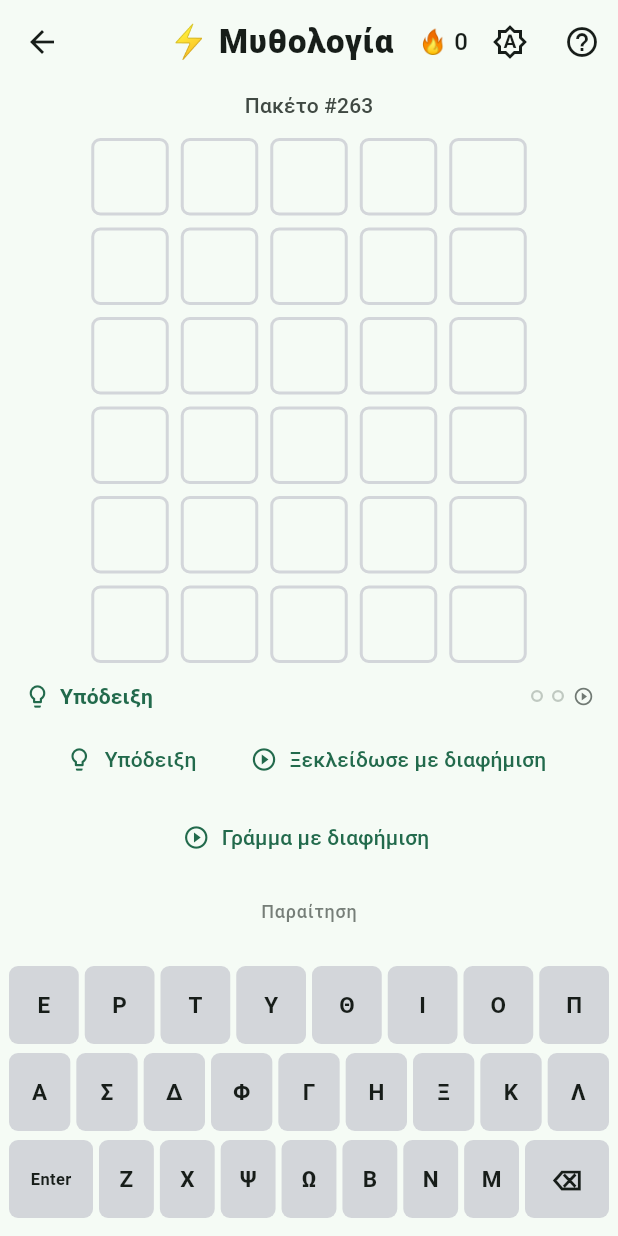
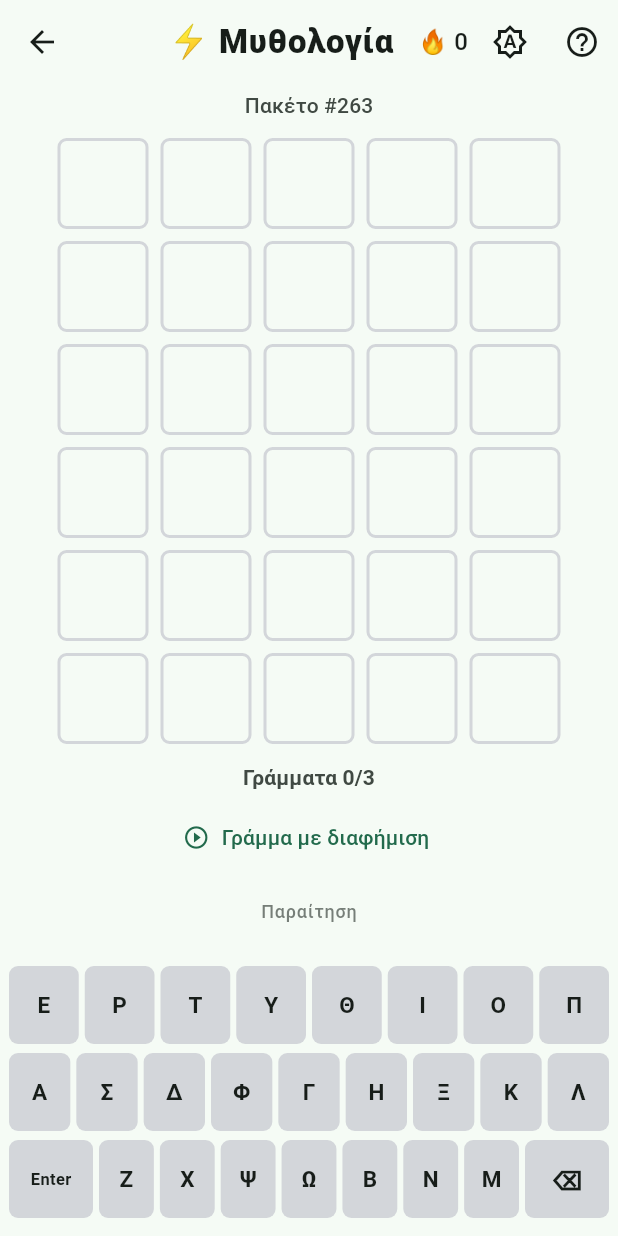
Before and after one commit to KonstantinosKoufopoulos/worlde, a Flutter app: the screen it shows after launch, after a tap on an icon or button, on a phone screen of 412 x 824 dp. Run offline on Flutter 3.47's test engine with Material 3 defaults, Android fonts, the phone set to English and light mode, and no system bars; our stand-ins replace flutter_riverpod, hive_flutter; accounts and stored records are empty.

Commit message:
Pack Christos redesign: 3× rewarded letters, drop tip stack
Replace pack progressive tips (Υπόδειξη tip1–3 / tip3 ad) with a single
«Γράμμα με διαφήμιση» CTA (up to 3×, counter Γράμματα n/3). Grants fill
one green letter in a random empty slot without consuming a guess or
auto-solving. Resign + main daily tip unchanged.

```diff
--- a/lib/game/game_state.dart
+++ b/lib/game/game_state.dart
@@ -26,12 +26,8 @@ class GameState {
     required this.keyStates,
     this.message,
     this.etymologyTip,
-    this.packTips = const [],
-    this.manualTipUsed = false,
-    this.adTipUnlocked = false,
     this.gaveUp = false,
-    this.rewardedLetterUsed = false,
-    this.rewardedLetterCol,
+    this.rewardedLetterCols = const [],
     this.packId,
     this.packLabel,
   });
@@ -46,26 +42,14 @@ class GameState {
   final Map<String, LetterState> keyStates;
   final String? message;
 
-  /// Main daily: single tip shown after win. Packs prefer [packTips].
+  /// Main daily: single tip shown after win. Packs do not use this.
   final String? etymologyTip;
-
-  /// Pack progressive tips (vague → specific), length 0–3.
-  final List<String> packTips;
-
-  /// Pack tip1: one free «Υπόδειξη» used for this pack puzzle.
-  final bool manualTipUsed;
-
-  /// Pack tip3: unlocked via rewarded-ad stub (or give-up).
-  final bool adTipUnlocked;
 
   /// Pack-only: player resigned and revealed the answer.
   final bool gaveUp;
 
-  /// Pack-only: rewarded-letter ad used once for this puzzle.
-  final bool rewardedLetterUsed;
-
-  /// Pack-only: column filled by rewarded letter (0–4), if granted.
-  final int? rewardedLetterCol;
+  /// Pack-only: columns filled by rewarded letters (0–3 entries, each 0–4).
+  final List<int> rewardedLetterCols;
 
   /// Null/empty = main daily. Otherwise thematic pack id.
   final String? packId;
@@ -75,18 +59,15 @@ class GameState {
 
   static const maxRows = 6;
   static const wordLen = 5;
+  static const maxRewardedLetters = 3;
 
   factory GameState.initial({
     required int dayIndex,
     required String answer,
     required int streak,
     String? etymologyTip,
-    List<String> packTips = const [],
-    bool manualTipUsed = false,
-    bool adTipUnlocked = false,
     bool gaveUp = false,
-    bool rewardedLetterUsed = false,
-    int? rewardedLetterCol,
+    List<int> rewardedLetterCols = const [],
     String? packId,
     String? packLabel,
   }) {
@@ -103,12 +84,8 @@ class GameState {
       streak: streak,
       keyStates: {},
       etymologyTip: etymologyTip,
-      packTips: packTips,
-      manualTipUsed: manualTipUsed,
-      adTipUnlocked: adTipUnlocked,
       gaveUp: gaveUp,
-      rewardedLetterUsed: rewardedLetterUsed,
-      rewardedLetterCol: rewardedLetterCol,
+      rewardedLetterCols: rewardedLetterCols,
       packId: packId,
       packLabel: packLabel,
     );
@@ -126,13 +103,8 @@ class GameState {
     String? message,
     bool clearMessage = false,
     String? etymologyTip,
-    List<String>? packTips,
-    bool? manualTipUsed,
-    bool? adTipUnlocked,
     bool? gaveUp,
-    bool? rewardedLetterUsed,
-    int? rewardedLetterCol,
-    bool clearRewardedLetterCol = false,
+    List<int>? rewardedLetterCols,
     String? packId,
     String? packLabel,
   }) {
@@ -147,14 +119,8 @@ class GameState {
       keyStates: keyStates ?? this.keyStates,
       message: clearMessage ? null : (message ?? this.message),
       etymologyTip: etymologyTip ?? this.etymologyTip,
-      packTips: packTips ?? this.packTips,
-      manualTipUsed: manualTipUsed ?? this.manualTipUsed,
-      adTipUnlocked: adTipUnlocked ?? this.adTipUnlocked,
       gaveUp: gaveUp ?? this.gaveUp,
-      rewardedLetterUsed: rewardedLetterUsed ?? this.rewardedLetterUsed,
-      rewardedLetterCol: clearRewardedLetterCol
-          ? null
-          : (rewardedLetterCol ?? this.rewardedLetterCol),
+      rewardedLetterCols: rewardedLetterCols ?? this.rewardedLetterCols,
       packId: packId ?? this.packId,
       packLabel: packLabel ?? this.packLabel,
     );
@@ -183,43 +149,6 @@ class GameState {
     return currentRow;
   }
 
-  /// Pack tip unlock (Christos):
-  /// tip1 = free «Υπόδειξη» once; tip2 = auto after 4 fails; tip3 = ad stub / give-up.
-  /// Win does **not** force-unlock remaining tips.
-  bool isPackTipUnlocked(int index) {
-    if (!isPack || index < 0 || index >= packTips.length) return false;
-    if (index == 0) return manualTipUsed;
-    if (index == 1) return failedGuesses >= 4;
-    if (index == 2) return adTipUnlocked || gaveUp;
-    return adTipUnlocked || gaveUp;
-  }
-
-  /// Count of unlocked pack tips (for dots).
-  int get revealedTipCount {
-    if (!isPack || packTips.isEmpty) return 0;
-    var n = 0;
-    for (var i = 0; i < packTips.length; i++) {
-      if (isPackTipUnlocked(i)) n++;
-    }
-    return n;
-  }
-
-  /// Free tip1 «Υπόδειξη» — 1× per pack puzzle, anytime while playing.
-  bool get canManualRevealTip {
-    if (!isPack || status != GameStatus.playing) return false;
-    if (manualTipUsed) return false;
-    if (packTips.isEmpty) return false;
-    return true;
-  }
-
-  /// Tip3 rewarded-ad stub CTA — anytime while playing until unlocked.
-  bool get canUnlockAdTip {
-    if (!isPack || status != GameStatus.playing) return false;
-    if (packTips.length < 3) return false;
-    if (adTipUnlocked || gaveUp) return false;
-    return true;
-  }
-
   /// Muted give-up CTA while a pack puzzle is in progress.
   bool get canGiveUp {
     if (!isPack || status != GameStatus.playing) return false;
@@ -229,18 +158,18 @@ class GameState {
   /// After give-up: show «Επόμενη» to advance this pack's puzzle index.
   bool get canAdvancePack => isPack && gaveUp && status == GameStatus.lost;
 
-  /// Highlight tip3 on win when it was unlocked (ad / give-up path).
-  bool get highlightTip3OnWin =>
-      status == GameStatus.won && isPackTipUnlocked(2);
+  int get rewardedLetterCount => rewardedLetterCols.length;
 
-  /// Columns forced onto the current row by the rewarded letter (0–1 cols).
+  /// Columns forced onto the current row by rewarded letters.
   Set<int> get rewardedLockCols {
-    final rewarded = rewardedLetterCol;
-    if (rewarded == null || rewarded < 0 || rewarded >= wordLen) return {};
-    return {rewarded};
+    final cols = <int>{};
+    for (final c in rewardedLetterCols) {
+      if (c >= 0 && c < wordLen) cols.add(c);
+    }
+    return cols;
   }
 
-  /// Columns already known green (submitted correct and/or rewarded letter).
+  /// Columns already known green (submitted correct and/or rewarded letters).
   Set<int> get greenLockedCols {
     final cols = <int>{};
     for (var r = 0; r < currentRow && r < rows.length; r++) {
@@ -248,10 +177,7 @@ class GameState {
         if (rows[r][c].state == LetterState.correct) cols.add(c);
       }
     }
-    final rewarded = rewardedLetterCol;
-    if (rewarded != null && rewarded >= 0 && rewarded < wordLen) {
-      cols.add(rewarded);
-    }
+    cols.addAll(rewardedLockCols);
     return cols;
   }
 
@@ -261,10 +187,12 @@ class GameState {
     return [for (var c = 0; c < wordLen; c++) if (!locked.contains(c)) c];
   }
 
-  /// Pack rewarded-letter CTA — 1× while playing, needs an empty slot.
+  /// Pack rewarded-letter CTA — up to 3× while playing, needs an empty slot.
+  /// Granting the last empty slot never auto-solves (caller must not win).
   bool get canGrantRewardedLetter {
     if (!isPack || status != GameStatus.playing) return false;
-    if (gaveUp || rewardedLetterUsed) return false;
+    if (gaveUp) return false;
+    if (rewardedLetterCount >= maxRewardedLetters) return false;
     return emptyLetterSlots.isNotEmpty;
   }
 
--- a/lib/ui/home_screen.dart
+++ b/lib/ui/home_screen.dart
@@ -13,7 +13,7 @@ import 'board.dart';
 import 'keyboard.dart';
 import 'share.dart';
 import 'theme.dart';
-import 'progressive_tips.dart';
+import 'pack_assists.dart';
 import 'tip_card.dart';
 import 'win_confetti.dart';
 
@@ -343,13 +343,13 @@ class _PlayScreenState extends ConsumerState<PlayScreen> {
       }
     });
 
-    // Main daily: single tip after win only. Packs use progressive panel.
+    // Main daily: single tip after win only. Packs: letter assists (no tip stack).
     final showMainTip = !isPack &&
         state.status == GameStatus.won &&
         state.etymologyTip != null &&
         state.etymologyTip!.isNotEmpty;
 
-    final showPackTips = isPack && state.packTips.isNotEmpty;
+    final showPackAssists = isPack;
 
     final showShare = state.isFinished && _shareVisible;
 
@@ -425,20 +425,9 @@ class _PlayScreenState extends ConsumerState<PlayScreen> {
                             child: GameBoard(rows: state.rows),
                           ),
                         ),
-                        if (showPackTips)
-                          ProgressiveTipsPanel(
-                            tips: state.packTips,
-                            isUnlocked: state.isPackTipUnlocked,
-                            highlightTip3: state.highlightTip3OnWin ||
-                                (state.gaveUp && state.isPackTipUnlocked(2)),
-                            canManualReveal: state.canManualRevealTip,
-                            onManualReveal: () => ref
-                                .read(gameControllerProvider(_scope).notifier)
-                                .revealManualTip(),
-                            canUnlockAd: state.canUnlockAdTip,
-                            onUnlockAd: () => ref
-                                .read(gameControllerProvider(_scope).notifier)
-                                .unlockAdTip(),
+                        if (showPackAssists)
+                          PackAssistsPanel(
+                            rewardedLetterCount: state.rewardedLetterCount,
                             canGrantRewardedLetter: state.canGrantRewardedLetter,
                             onGrantRewardedLetter: () => ref
                                 .read(gameControllerProvider(_scope).notifier)
@@ -614,12 +603,10 @@ class _PlayScreenState extends ConsumerState<PlayScreen> {
                         'Πράσινο = σωστό γράμμα στη σωστή θέση.\n'
                         'Κίτρινο = υπάρχει στη λέξη, άλλη θέση.\n'
                         'Γκρι = δεν υπάρχει στη λέξη.\n\n'
-                        'Υποδείξεις: tip1 με «Υπόδειξη» (δωρεάν, 1×/παζλ), '
-                        'tip2 αυτόματα μετά από 4 αποτυχίες, '
-                        'tip3 με «Ξεκλείδωσε με διαφήμιση».\n'
                         '«Γράμμα με διαφήμιση» γεμίζει 1 σωστό πράσινο γράμμα '
-                        '(1×/παζλ, χωρίς να μετράει ως προσπάθεια).\n'
-                        '«Παραίτηση» αποκαλύπτει τη λέξη και ξεκλειδώνει tip3.\n'
+                        'σε τυχαία κενή θέση (έως 3×/παζλ, χωρίς να μετράει '
+                        'ως προσπάθεια και χωρίς αυτόματη λύση).\n'
+                        '«Παραίτηση» αποκαλύπτει τη λέξη.\n'
                         'Νέα λέξη κάθε μέρα από τη λίστα του πακέτου (UTC).\n'
                         'Το σερί του πακέτου είναι ξεχωριστό από το κύριο.'
                     : 'Μάντεψε τη λέξη της ημέρας σε 6 προσπάθειες.\n'
--- /dev/null
+++ b/lib/ui/pack_assists.dart
@@ -0,0 +1,72 @@
+import 'package:flutter/material.dart';
+
+import '../game/game_state.dart';
+
+/// Pack-only Christos assists: rewarded letter CTA (up to 3×) + resign.
+/// No tip stack / progressive tips.
+class PackAssistsPanel extends StatelessWidget {
+  const PackAssistsPanel({
+    super.key,
+    required this.rewardedLetterCount,
+    required this.canGrantRewardedLetter,
+    required this.onGrantRewardedLetter,
+    required this.canGiveUp,
+    required this.onGiveUp,
+  });
+
+  final int rewardedLetterCount;
+  final bool canGrantRewardedLetter;
+  final VoidCallback onGrantRewardedLetter;
+  final bool canGiveUp;
+  final VoidCallback onGiveUp;
+
+  @override
+  Widget build(BuildContext context) {
+    final scheme = Theme.of(context).colorScheme;
+    final used = rewardedLetterCount.clamp(0, GameState.maxRewardedLetters);
+    final max = GameState.maxRewardedLetters;
+
+    return Padding(
+      padding: const EdgeInsets.fromLTRB(16, 4, 16, 8),
+      child: Column(
+        crossAxisAlignment: CrossAxisAlignment.stretch,
+        mainAxisSize: MainAxisSize.min,
+        children: [
+          Text(
+            'Γράμματα $used/$max',
+            textAlign: TextAlign.center,
+            style: Theme.of(context).textTheme.labelLarge?.copyWith(
+                  fontWeight: FontWeight.w700,
+                  color: scheme.onSurfaceVariant,
+                ),
+          ),
+          const SizedBox(height: 6),
+          Align(
+            alignment: Alignment.center,
+            child: TextButton.icon(
+              onPressed:
+                  canGrantRewardedLetter ? onGrantRewardedLetter : null,
+              icon: const Icon(Icons.play_circle_outline, size: 18),
+              label: const Text('Γράμμα με διαφήμιση'),
+            ),
+          ),
+          if (canGiveUp) ...[
+            const SizedBox(height: 2),
+            Align(
+              alignment: Alignment.center,
+              child: TextButton(
+                onPressed: onGiveUp,
+                style: TextButton.styleFrom(
+                  foregroundColor:
+                      scheme.onSurfaceVariant.withValues(alpha: 0.7),
+                  textStyle: Theme.of(context).textTheme.labelMedium,
+                ),
+                child: const Text('Παραίτηση'),
+              ),
+            ),
+          ],
+        ],
+      ),
+    );
+  }
+}
--- a/lib/ui/progressive_tips.dart
+++ /dev/null
@@ -1,376 +0,0 @@
-import 'dart:ui';
-
-import 'package:flutter/material.dart';
-
-/// Pack-only progressive tip stack (Christos polish):
-/// compact rows · dots 8px · unlocked tips in collapsible «Υποδείξεις (n)»
-/// (default collapsed after tip1) · tip1 free CTA · tip2 auto@4 fails ·
-/// tip3 ad CTA · rewarded letter CTA · give-up.
-class ProgressiveTipsPanel extends StatefulWidget {
-  const ProgressiveTipsPanel({
-    super.key,
-    required this.tips,
-    required this.isUnlocked,
-    required this.highlightTip3,
-    required this.canManualReveal,
-    required this.onManualReveal,
-    required this.canUnlockAd,
-    required this.onUnlockAd,
-    required this.canGrantRewardedLetter,
-    required this.onGrantRewardedLetter,
-    required this.canGiveUp,
-    required this.onGiveUp,
-  });
-
-  final List<String> tips;
-  final bool Function(int index) isUnlocked;
-  final bool highlightTip3;
-  final bool canManualReveal;
-  final VoidCallback onManualReveal;
-  final bool canUnlockAd;
-  final VoidCallback onUnlockAd;
-  final bool canGrantRewardedLetter;
-  final VoidCallback onGrantRewardedLetter;
-  final bool canGiveUp;
-  final VoidCallback onGiveUp;
-
-  @override
-  State<ProgressiveTipsPanel> createState() => _ProgressiveTipsPanelState();
-}
-
-class _ProgressiveTipsPanelState extends State<ProgressiveTipsPanel> {
-  /// Collapsible body; default collapsed once tip1 has been unlocked.
-  bool _expanded = false;
-  bool _hadTip1 = false;
-
-  int get _unlockedCount {
-    var n = 0;
-    final count = widget.tips.length.clamp(0, 3);
-    for (var i = 0; i < count; i++) {
-      if (widget.isUnlocked(i)) n++;
-    }
-    return n;
-  }
-
-  @override
-  void initState() {
-    super.initState();
-    _hadTip1 = widget.tips.isNotEmpty && widget.isUnlocked(0);
-    // After tip1: stay collapsed by default (no tip wall).
-    _expanded = false;
-  }
-
-  @override
-  void didUpdateWidget(covariant ProgressiveTipsPanel oldWidget) {
-    super.didUpdateWidget(oldWidget);
-    final tip1Now =
-        widget.tips.isNotEmpty && widget.isUnlocked(0);
-    // First live unlock of tip1: briefly expand so the player sees it.
-    if (!_hadTip1 && tip1Now) {
-      _hadTip1 = true;
-      _expanded = true;
-    }
-  }
-
-  @override
-  Widget build(BuildContext context) {
-    if (widget.tips.isEmpty) return const SizedBox.shrink();
-
-    final scheme = Theme.of(context).colorScheme;
-    final count = widget.tips.length.clamp(1, 3);
-    final unlocked = _unlockedCount;
-
-    return Padding(
-      padding: const EdgeInsets.fromLTRB(16, 4, 16, 8),
-      child: Column(
-        crossAxisAlignment: CrossAxisAlignment.stretch,
-        mainAxisSize: MainAxisSize.min,
-        children: [
-          Row(
-            children: [
-              Icon(Icons.lightbulb_outline, size: 18, color: scheme.primary),
-              const SizedBox(width: 6),
-              Text(
-                'Υπόδειξη',
-                style: Theme.of(context).textTheme.labelLarge?.copyWith(
-                      fontWeight: FontWeight.w700,
-                      color: scheme.primary,
-                    ),
-              ),
-              const Spacer(),
-              for (var i = 0; i < count; i++) ...[
-                if (i > 0) const SizedBox(width: 6),
-                _TipDot(
-                  unlocked: widget.isUnlocked(i),
-                  highlight:
-                      widget.highlightTip3 && i == 2 && widget.isUnlocked(i),
-                  showPlay: i == 2 && !widget.isUnlocked(i),
-                ),
-              ],
-            ],
-          ),
-          if (widget.canManualReveal ||
-              widget.canUnlockAd ||
-              widget.canGrantRewardedLetter) ...[
-            const SizedBox(height: 8),
-            Wrap(
-              alignment: WrapAlignment.center,
-              spacing: 8,
-              runSpacing: 4,
-              children: [
-                if (widget.canManualReveal)
-                  TextButton.icon(
-                    onPressed: widget.onManualReveal,
-                    icon: const Icon(Icons.lightbulb_outline, size: 18),
-                    label: const Text('Υπόδειξη'),
-                  ),
-                if (widget.canUnlockAd)
-                  TextButton.icon(
-                    onPressed: widget.onUnlockAd,
-                    icon: const Icon(Icons.play_circle_outline, size: 18),
-                    label: const Text('Ξεκλείδωσε με διαφήμιση'),
-                  ),
-                if (widget.canGrantRewardedLetter)
-                  TextButton.icon(
-                    onPressed: widget.onGrantRewardedLetter,
-                    icon: const Icon(Icons.play_circle_outline, size: 18),
-                    label: const Text('Γράμμα με διαφήμιση'),
-                  ),
-              ],
-            ),
-          ],
-          if (widget.canGiveUp) ...[
-            const SizedBox(height: 2),
-            Align(
-              alignment: Alignment.center,
-              child: TextButton(
-                onPressed: widget.onGiveUp,
-                style: TextButton.styleFrom(
-                  foregroundColor:
-                      scheme.onSurfaceVariant.withValues(alpha: 0.7),
-                  textStyle: Theme.of(context).textTheme.labelMedium,
-                ),
-                child: const Text('Παραίτηση'),
-              ),
-            ),
-          ],
-          if (unlocked > 0) ...[
-            const SizedBox(height: 4),
-            Material(
-              color: scheme.surfaceContainerHighest.withValues(alpha: 0.45),
-              borderRadius: BorderRadius.circular(10),
-              child: InkWell(
-                borderRadius: BorderRadius.circular(10),
-                onTap: () => setState(() => _expanded = !_expanded),
-                child: Padding(
-                  padding:
-                      const EdgeInsets.symmetric(horizontal: 12, vertical: 8),
-                  child: Row(
-                    children: [
-                      Expanded(
-                        child: Text(
-                          'Υποδείξεις ($unlocked)',
-                          style:
-                              Theme.of(context).textTheme.labelLarge?.copyWith(
-                                    fontWeight: FontWeight.w700,
-                                  ),
-                        ),
-                      ),
-                      Icon(
-                        _expanded
-                            ? Icons.expand_less
-                            : Icons.expand_more,
-                        size: 22,
-                        color: scheme.onSurfaceVariant,
-                      ),
-                    ],
-                  ),
-                ),
-              ),
-            ),
-            if (_expanded) ...[
-              const SizedBox(height: 6),
-              ..._unlockedTipRows(count),
-            ],
-          ],
-        ],
-      ),
-    );
-  }
-
-  List<Widget> _unlockedTipRows(int count) {
-    final rows = <Widget>[];
-    for (var i = 0; i < count; i++) {
-      if (!widget.isUnlocked(i)) continue;
-      if (rows.isNotEmpty) rows.add(const SizedBox(height: 6));
-      rows.add(
-        _TipRow(
-          tip: widget.tips[i],
-          unlocked: true,
-          highlight: widget.highlightTip3 && i == 2,
-          showPlayIcon: false,
-        ),
-      );
-    }
-    return rows;
-  }
-}
-
-class _TipDot extends StatelessWidget {
-  const _TipDot({
-    required this.unlocked,
-    required this.highlight,
-    this.showPlay = false,
-  });
-
-  final bool unlocked;
-  final bool highlight;
-  final bool showPlay;
-
-  @override
-  Widget build(BuildContext context) {
-    final scheme = Theme.of(context).colorScheme;
-    if (showPlay) {
-      return Icon(
-        Icons.play_circle_outline,
-        size: 14,
-        color: scheme.outline,
-      );
-    }
-    final color = !unlocked
-        ? scheme.outlineVariant
-        : (highlight ? scheme.tertiary : scheme.primary);
-    return Container(
-      width: 8,
-      height: 8,
-      decoration: BoxDecoration(
-        shape: BoxShape.circle,
-        color: unlocked ? color : Colors.transparent,
-        border: Border.all(color: color, width: 1.5),
-      ),
-    );
-  }
-}
-
-class _TipRow extends StatefulWidget {
-  const _TipRow({
-    required this.tip,
-    required this.unlocked,
-    required this.highlight,
-    this.showPlayIcon = false,
-  });
-
-  final String tip;
-  final bool unlocked;
-  final bool highlight;
-  final bool showPlayIcon;
-
-  @override
-  State<_TipRow> createState() => _TipRowState();
-}
-
-class _TipRowState extends State<_TipRow> with SingleTickerProviderStateMixin {
-  late final AnimationController _controller;
-  late final Animation<Offset> _slide;
-  late final Animation<double> _fade;
-  bool _wasUnlocked = false;
-
-  static const _duration = Duration(milliseconds: 280);
-
-  @override
-  void initState() {
-    super.initState();
-    _wasUnlocked = widget.unlocked;
-    _controller = AnimationController(
-      vsync: this,
-      duration: _duration,
-      value: widget.unlocked ? 1 : 0,
-    );
-    _slide = Tween<Offset>(
-      begin: const Offset(0, 0.25),
-      end: Offset.zero,
-    ).animate(CurvedAnimation(parent: _controller, curve: Curves.easeOutCubic));
-    _fade = CurvedAnimation(parent: _controller, curve: Curves.easeOut);
-  }
-
-  @override
-  void didUpdateWidget(covariant _TipRow oldWidget) {
-    super.didUpdateWidget(oldWidget);
-    if (!_wasUnlocked && widget.unlocked) {
-      _wasUnlocked = true;
-      _controller.forward(from: 0);
-    } else if (widget.unlocked && _controller.value < 1) {
-      _controller.value = 1;
-    }
-  }
-
-  @override
-  void dispose() {
-    _controller.dispose();
-    super.dispose();
-  }
-
-  @override
-  Widget build(BuildContext context) {
-    final scheme = Theme.of(context).colorScheme;
-    final bg = widget.highlight
-        ? scheme.tertiaryContainer
-        : scheme.secondaryContainer;
-    final fg = widget.highlight
-        ? scheme.onTertiaryContainer
-        : scheme.onSecondaryContainer;
-
-    final card = ConstrainedBox(
-      constraints: const BoxConstraints(maxHeight: 48),
-      child: Card(
-        margin: EdgeInsets.zero,
-        color: bg,
-        child: Padding(
-          // Christos: padding 8 vertical / 12 horizontal
-          padding: const EdgeInsets.symmetric(horizontal: 12, vertical: 8),
-          child: Row(
-            children: [
-              if (widget.showPlayIcon) ...[
-                Icon(
-                  Icons.play_circle_outline,
-                  size: 18,
-                  color: fg.withValues(alpha: 0.7),
-                ),
-                const SizedBox(width: 8),
-              ],
-              Expanded(
-                child: Text(
-                  widget.unlocked ? widget.tip : '• • • • • • • • • •',
-                  style: Theme.of(context).textTheme.bodyMedium?.copyWith(
-                        color: fg,
-                        height: 1.2,
-                        fontWeight: widget.highlight
-                            ? FontWeight.w700
-                            : FontWeight.w500,
-                      ),
-                  maxLines: 1,
-                  overflow: TextOverflow.ellipsis,
-                ),
-              ),
-            ],
-          ),
-        ),
-      ),
-    );
-
-    if (!widget.unlocked) {
-      return ClipRRect(
-        borderRadius: BorderRadius.circular(12),
-        child: ImageFiltered(
-          imageFilter: ImageFilter.blur(sigmaX: 4.5, sigmaY: 4.5),
-          child: Opacity(opacity: 0.55, child: card),
-        ),
-      );
-    }
-
-    return FadeTransition(
-      opacity: _fade,
-      child: SlideTransition(position: _slide, child: card),
-    );
-  }
-}
```
Also changed, not shown: lib/data/hive_boxes.dart (+7 -4 lines), lib/game/game_controller.dart (+48 -61 lines), 1 other file.
